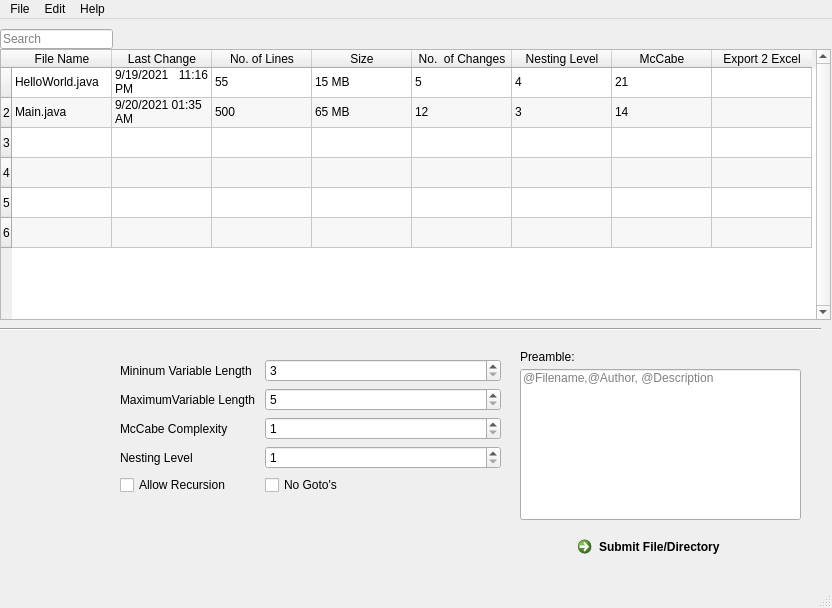
This is plyj-master/GUI/UIFiles/GUItake2.ui in JLMcBride22/SourceCodeChecker as Qt 5 draws it before an edit. The edited form follows.
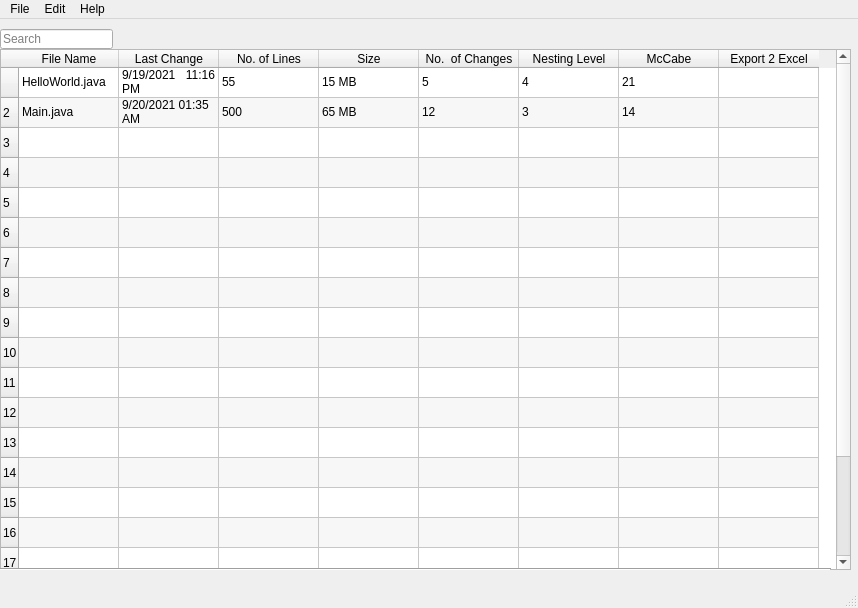
This is the edited form.

Commit message:
Added Submit file window
blah

```diff
--- a/plyj-master/GUI/UIFiles/GUItake2.ui
+++ b/plyj-master/GUI/UIFiles/GUItake2.ui
@@ -9,7 +9,7 @@
    <rect>
     <x>0</x>
     <y>0</y>
-    <width>832</width>
+    <width>858</width>
     <height>608</height>
    </rect>
   </property>
@@ -46,8 +46,8 @@
      <rect>
       <x>0</x>
       <y>30</y>
-      <width>831</width>
-      <height>271</height>
+      <width>851</width>
+      <height>521</height>
      </rect>
     </property>
     <property name="sizePolicy">
@@ -78,7 +78,7 @@
      <bool>true</bool>
     </property>
     <property name="rowCount">
-     <number>6</number>
+     <number>20</number>
     </property>
     <attribute name="horizontalHeaderCascadingSectionResizes">
      <bool>true</bool>
@@ -96,6 +96,20 @@
     <row/>
     <row/>
     <row/>
+    <row/>
+    <row/>
+    <row/>
+    <row/>
+    <row/>
+    <row/>
+    <row/>
+    <row/>
+    <row/>
+    <row/>
+    <row/>
+    <row/>
+    <row/>
+    <row/>
     <column>
      <property name="text">
       <string>File Name</string>
@@ -215,6 +229,11 @@
       <string>14</string>
      </property>
     </item>
+    <item row="2" column="0">
+     <property name="text">
+      <string/>
+     </property>
+    </item>
    </widget>
    <widget class="QLineEdit" name="SearchBar">
     <property name="geometry">
@@ -238,8 +257,8 @@
    <widget class="Line" name="line">
     <property name="geometry">
      <rect>
-      <x>-20</x>
-      <y>300</y>
+      <x>-10</x>
+      <y>540</y>
       <width>841</width>
       <height>20</height>
      </rect>
@@ -248,158 +267,13 @@
      <enum>Qt::Horizontal</enum>
     </property>
    </widget>
-   <widget class="QLineEdit" name="lineEdit">
-    <property name="geometry">
-     <rect>
-      <x>520</x>
-      <y>350</y>
-      <width>281</width>
-      <height>151</height>
-     </rect>
-    </property>
-    <property name="inputMethodHints">
-     <set>Qt::ImhNoAutoUppercase|Qt::ImhNoPredictiveText|Qt::ImhPreferLatin</set>
-    </property>
-    <property name="text">
-     <string/>
-    </property>
-    <property name="alignment">
-     <set>Qt::AlignLeading|Qt::AlignLeft|Qt::AlignTop</set>
-    </property>
-    <property name="placeholderText">
-     <string>@Filename,@Author, @Description</string>
-    </property>
-   </widget>
-   <widget class="QLabel" name="label_2">
-    <property name="geometry">
-     <rect>
-      <x>520</x>
-      <y>330</y>
-      <width>81</width>
-      <height>16</height>
-     </rect>
-    </property>
-    <property name="text">
-     <string>Preamble:</string>
-    </property>
-   </widget>
-   <widget class="QCommandLinkButton" name="SubmitFileLink">
-    <property name="geometry">
-     <rect>
-      <x>570</x>
-      <y>510</y>
-      <width>241</width>
-      <height>51</height>
-     </rect>
-    </property>
-    <property name="text">
-     <string>Submit File/Directory</string>
-    </property>
-   </widget>
-   <widget class="QWidget" name="">
-    <property name="geometry">
-     <rect>
-      <x>120</x>
-      <y>340</y>
-      <width>381</width>
-      <height>181</height>
-     </rect>
-    </property>
-    <layout class="QFormLayout" name="formLayout">
-     <item row="2" column="0">
-      <widget class="QLabel" name="label_3">
-       <property name="text">
-        <string>Mininum Variable Length </string>
-       </property>
-      </widget>
-     </item>
-     <item row="2" column="1">
-      <widget class="QSpinBox" name="minVarLenBox">
-       <property name="minimum">
-        <number>3</number>
-       </property>
-       <property name="maximum">
-        <number>20</number>
-       </property>
-      </widget>
-     </item>
-     <item row="3" column="0">
-      <widget class="QLabel" name="label">
-       <property name="text">
-        <string>MaximumVariable Length </string>
-       </property>
-      </widget>
-     </item>
-     <item row="3" column="1">
-      <widget class="QSpinBox" name="maxVarLenBox">
-       <property name="minimum">
-        <number>5</number>
-       </property>
-       <property name="maximum">
-        <number>20</number>
-       </property>
-      </widget>
-     </item>
-     <item row="4" column="0">
-      <widget class="QLabel" name="label_4">
-       <property name="text">
-        <string>McCabe Complexity</string>
-       </property>
-      </widget>
-     </item>
-     <item row="4" column="1">
-      <widget class="QSpinBox" name="mcAbeBox">
-       <property name="minimum">
-        <number>1</number>
-       </property>
-       <property name="maximum">
-        <number>40</number>
-       </property>
-      </widget>
-     </item>
-     <item row="5" column="0">
-      <widget class="QLabel" name="label_5">
-       <property name="text">
-        <string>Nesting Level</string>
-       </property>
-      </widget>
-     </item>
-     <item row="5" column="1">
-      <widget class="QSpinBox" name="nestLevBox">
-       <property name="minimum">
-        <number>1</number>
-       </property>
-       <property name="maximum">
-        <number>25</number>
-       </property>
-       <property name="displayIntegerBase">
-        <number>10</number>
-       </property>
-      </widget>
-     </item>
-     <item row="6" column="0">
-      <widget class="QCheckBox" name="recursionBox">
-       <property name="text">
-        <string>Allow Recursion</string>
-       </property>
-      </widget>
-     </item>
-     <item row="6" column="1">
-      <widget class="QCheckBox" name="noGotoBox">
-       <property name="text">
-        <string>No Goto's</string>
-       </property>
-      </widget>
-     </item>
-    </layout>
-   </widget>
   </widget>
   <widget class="QMenuBar" name="menubar">
    <property name="geometry">
     <rect>
      <x>0</x>
      <y>0</y>
-     <width>832</width>
+     <width>858</width>
      <height>21</height>
     </rect>
    </property>
```
Left out of the diff: 3 changed lines with no effect on the pictures. The commit also changes 18 other files.
